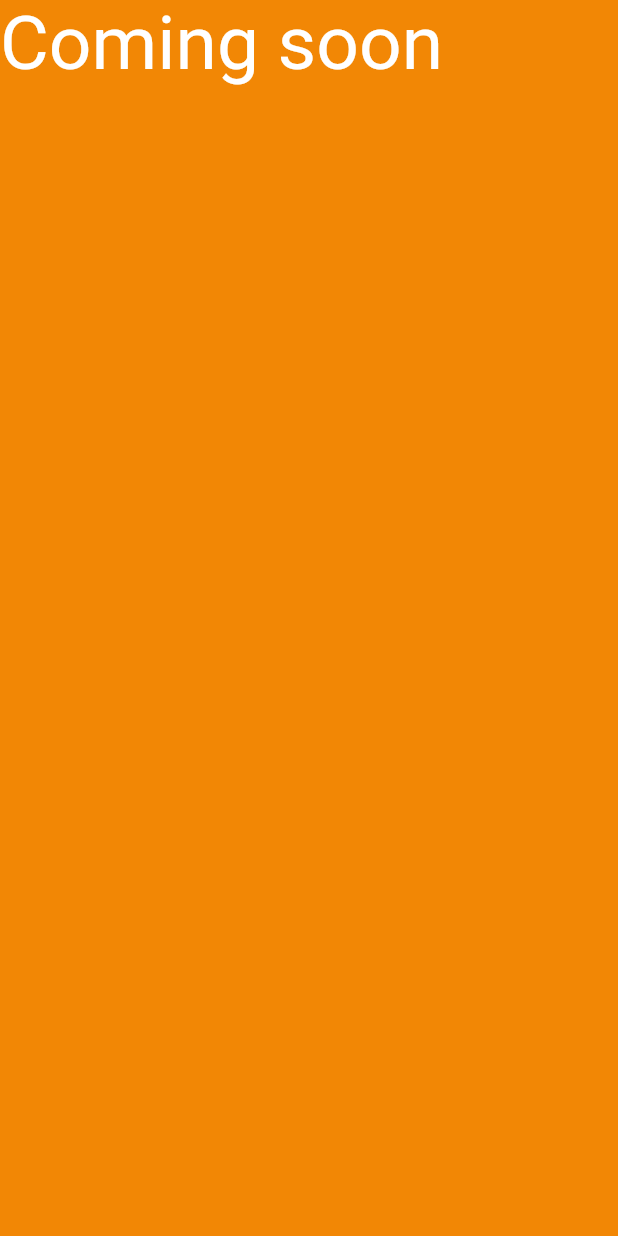
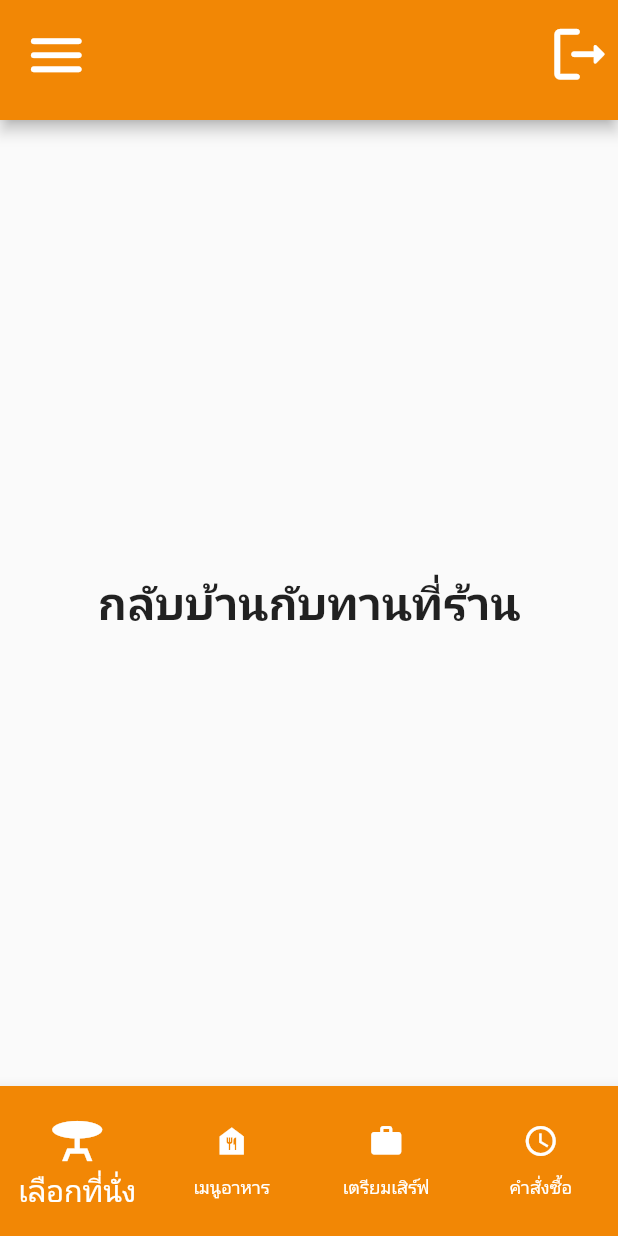
Before and after one commit to phet14251426/flutter-project, a Flutter app: the screen it shows after launch, on a phone screen of 412 x 824 dp. Run offline on Flutter 3.47's test engine with Material 2 defaults, Android fonts, the phone set to English and light mode, and no system bars; our stand-ins replace google_fonts.

Commit message:
Navbar
ทำ Navbar ยังไม่สมบูรณ์

```diff
--- a/lib/main.dart
+++ b/lib/main.dart
@@ -1,11 +1,12 @@
 import 'package:flutter/material.dart';
+import 'package:francies_mobie_1/views/home_manager_select_ui.dart';
 import 'package:francies_mobie_1/views/splash_screen_ui.dart';
 
 void main() {
   runApp(
     MaterialApp(
       debugShowCheckedModeBanner: false,
-      home: SplashScreen(),
+      home: HomeSelectUI(),
     ),
   );
 }
--- /dev/null
+++ b/lib/views/home_manager_select_ui.dart
@@ -0,0 +1,103 @@
+import 'package:flutter/material.dart';
+import 'package:francies_mobie_1/views/confirm.dart';
+import 'package:francies_mobie_1/views/menu_ui.dart';
+import 'package:francies_mobie_1/views/order_ui.dart';
+import 'package:francies_mobie_1/views/select_table_ui.dart';
+
+class HomeSelectUI extends StatefulWidget {
+  const HomeSelectUI({super.key});
+
+  @override
+  State<HomeSelectUI> createState() => _HomeSelectUIState();
+}
+
+class _HomeSelectUIState extends State<HomeSelectUI> {
+  int _selectedIndex = 0;
+  final screeens = [
+    SelectTableUI(),
+    MenuUI(),
+    ConfirmUI(),
+    OrderUI(),
+  ];
+
+  void _onItemTapped(int index) {
+    setState(() {
+      _selectedIndex = index;
+    });
+  }
+
+  @override
+  Widget build(BuildContext context) {
+    return Scaffold(
+      appBar: PreferredSize(
+        preferredSize: Size.fromHeight(80),
+        child: AppBar(
+          backgroundColor: Color(0xFFF28705),
+          leading: Row(
+            children: [
+              IconButton(
+                padding: EdgeInsets.fromLTRB(15.0, 10.0, 0, 0),
+                onPressed: (() {}),
+                icon: Icon(
+                  Icons.menu_rounded,
+                  color: Colors.white,
+                  size: 45,
+                ),
+              ),
+            ],
+          ),
+          actions: [
+            Row(
+              children: [
+                IconButton(
+                  padding: EdgeInsets.fromLTRB(0.0, 10.0, 15, 15),
+                  onPressed: () {},
+                  icon: Icon(
+                    Icons.logout_rounded,
+                    size: 45,
+                  ),
+                ),
+              ],
+            ),
+          ],
+        ),
+      ),
+      body: screeens[_selectedIndex],
+      bottomNavigationBar: SizedBox(
+        height: 100,
+        child: BottomNavigationBar(
+          type: BottomNavigationBarType.fixed,
+          showSelectedLabels: true,
+          showUnselectedLabels: true,
+          selectedItemColor: Colors.white,
+          unselectedItemColor: Colors.white,
+          selectedIconTheme: IconThemeData(color: Colors.white, size: 40),
+          selectedFontSize: 20,
+          backgroundColor: Color(0xFFF28705),
+          items: const <BottomNavigationBarItem>[
+            BottomNavigationBarItem(
+              icon: Icon(Icons.table_bar_sharp),
+              label: 'เลือกที่นั่ง',
+            ),
+            BottomNavigationBarItem(
+              icon: Icon(Icons.food_bank),
+              label: 'เมนูอาหาร',
+            ),
+            BottomNavigationBarItem(
+              icon: Icon(
+                Icons.work,
+              ),
+              label: 'เตรียมเสิร์ฟ',
+            ),
+            BottomNavigationBarItem(
+              icon: Icon(Icons.access_time),
+              label: 'คำสั่งซื้อ',
+            ),
+          ],
+          currentIndex: _selectedIndex,
+          onTap: _onItemTapped,
+        ),
+      ),
+    );
+  }
+}
--- /dev/null
+++ b/lib/views/select_table_ui.dart
@@ -0,0 +1,25 @@
+import 'package:flutter/material.dart';
+
+class SelectTableUI extends StatefulWidget {
+  const SelectTableUI({super.key});
+
+  @override
+  State<SelectTableUI> createState() => _SelectTableUIState();
+}
+
+class _SelectTableUIState extends State<SelectTableUI> {
+  @override
+  Widget build(BuildContext context) {
+    return Scaffold(
+      body: Center(
+        child: Text(
+          'กลับบ้านกับทานที่ร้าน',
+          style: TextStyle(
+            fontSize: 30,
+            fontWeight: FontWeight.bold,
+          ),
+        ),
+      ),
+    );
+  }
+}
```
Also changed, not shown: lib/views/confirm.dart (added, +25 -0 lines), lib/views/menu_ui.dart (added, +25 -0 lines), lib/views/order_ui.dart (added, +25 -0 lines), lib/views/splash_screen_ui.dart (+16 -16 lines), 1 other file.
